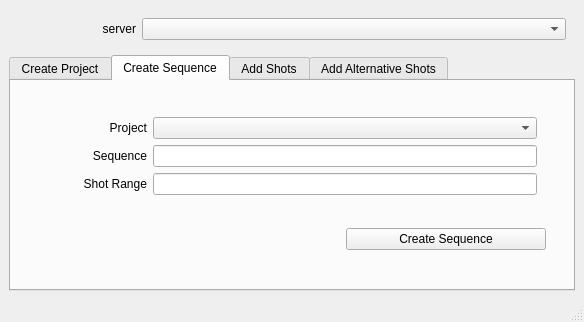
Before: the Qt Designer form ui/projectManager.ui in code-google-com/oyprojectmanager, drawn with Qt 5.
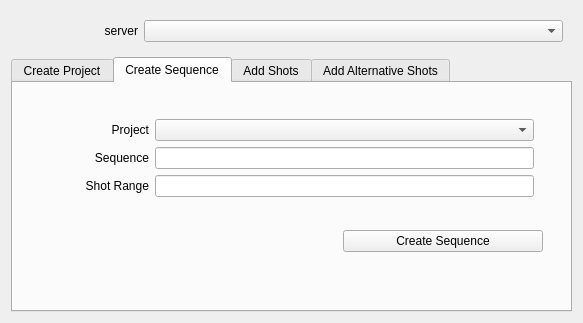
After: the same form once the commit is applied. The open tabs and pages were chosen to show the change.

Commit message: oyProjectManager: v10.2.5 - projectManager: added calls to Sequence.saveSettings in necessary places - projectModel: fixed accidently creation of multiple shots with same name in   sequence - projectSetter: the oySetProject.py script is moved inside the   oyProjectManager package, and its functionalities has been generalized by   supporting the Environment concept - projectManager: all the ui elements converted from MainWindow to Dialog - assetManager, assetUpdater: assetManager now can call assetUpdater properly   upon file load, without any crash... (congrats to my self :) )

Patch:
```diff
--- a/ui/projectManager.ui
+++ b/ui/projectManager.ui
@@ -1,37 +1,21 @@
 <?xml version="1.0" encoding="UTF-8"?>
 <ui version="4.0">
- <class>MainWindow</class>
- <widget class="QMainWindow" name="MainWindow">
-  <property name="windowModality">
-   <enum>Qt::ApplicationModal</enum>
-  </property>
+ <class>Dialog</class>
+ <widget class="QDialog" name="Dialog">
   <property name="geometry">
    <rect>
     <x>0</x>
     <y>0</y>
-    <width>584</width>
-    <height>301</height>
+    <width>583</width>
+    <height>323</height>
    </rect>
   </property>
-  <property name="sizePolicy">
-   <sizepolicy hsizetype="Preferred" vsizetype="Preferred">
-    <horstretch>1</horstretch>
-    <verstretch>1</verstretch>
-   </sizepolicy>
-  </property>
   <property name="windowTitle">
    <string>Project Manager</string>
   </property>
-  <widget class="QWidget" name="centralwidget">
-   <property name="sizePolicy">
-    <sizepolicy hsizetype="Preferred" vsizetype="Preferred">
-     <horstretch>1</horstretch>
-     <verstretch>1</verstretch>
-    </sizepolicy>
-   </property>
-   <layout class="QVBoxLayout" name="verticalLayout_5">
+  <layout class="QVBoxLayout" name="verticalLayout_2">
     <item>
-     <widget class="QWidget" name="horizontalWidget" native="true">
+    <widget class="QWidget" name="horizontalWidget_9" native="true">
       <property name="sizePolicy">
        <sizepolicy hsizetype="Preferred" vsizetype="Preferred">
         <horstretch>1</horstretch>
@@ -161,7 +145,7 @@
             </widget>
            </item>
            <item>
-            <widget class="QWidget" name="horizontalWidget" native="true">
+           <widget class="QWidget" name="horizontalWidget_2" native="true">
              <property name="sizePolicy">
               <sizepolicy hsizetype="Preferred" vsizetype="Preferred">
                <horstretch>1</horstretch>
@@ -243,7 +227,7 @@
           </property>
           <layout class="QVBoxLayout" name="verticalLayout_3" stretch="0,0,1">
            <item>
-            <widget class="QWidget" name="horizontalWidget_2" native="true">
+           <widget class="QWidget" name="horizontalWidget_3" native="true">
              <property name="sizePolicy">
               <sizepolicy hsizetype="Preferred" vsizetype="Preferred">
                <horstretch>1</horstretch>
@@ -306,7 +290,7 @@
             </widget>
            </item>
            <item>
-            <widget class="QWidget" name="horizontalWidget" native="true">
+           <widget class="QWidget" name="horizontalWidget_4" native="true">
              <property name="sizePolicy">
               <sizepolicy hsizetype="Preferred" vsizetype="Preferred">
                <horstretch>1</horstretch>
@@ -382,7 +366,7 @@
           </property>
           <layout class="QVBoxLayout" name="verticalLayout_4" stretch="0,0,1">
            <item>
-            <widget class="QWidget" name="horizontalWidget_4" native="true">
+           <widget class="QWidget" name="horizontalWidget_5" native="true">
              <property name="sizePolicy">
               <sizepolicy hsizetype="Preferred" vsizetype="Preferred">
                <horstretch>1</horstretch>
@@ -445,7 +429,7 @@
             </widget>
            </item>
            <item>
-            <widget class="QWidget" name="horizontalWidget_3" native="true">
+           <widget class="QWidget" name="horizontalWidget_6" native="true">
              <property name="sizePolicy">
               <sizepolicy hsizetype="Preferred" vsizetype="Preferred">
                <horstretch>1</horstretch>
@@ -652,26 +636,6 @@
     </item>
    </layout>
   </widget>
-  <widget class="QStatusBar" name="statusbar"/>
- </widget>
- <tabstops>
-  <tabstop>servers_comboBox</tabstop>
-  <tabstop>tabWidget</tabstop>
-  <tabstop>project_lineEdit1</tabstop>
-  <tabstop>createProject_pushButton</tabstop>
-  <tabstop>project_comboBox2</tabstop>
-  <tabstop>sequence_lineEdit2</tabstop>
-  <tabstop>shotRange_lineEdit2</tabstop>
-  <tabstop>createSequence_pushButton</tabstop>
-  <tabstop>project_comboBox3</tabstop>
-  <tabstop>sequence_comboBox3</tabstop>
-  <tabstop>shotRange_lineEdit3</tabstop>
-  <tabstop>addShots_pushButton</tabstop>
-  <tabstop>project_comboBox4</tabstop>
-  <tabstop>sequence_comboBox4</tabstop>
-  <tabstop>shotNumber_comboBox4</tabstop>
-  <tabstop>addAlternativeShot_pushButton</tabstop>
- </tabstops>
  <resources/>
  <connections/>
 </ui>
```
Left out of the diff: 4 changed lines with no effect on the pictures. Lines whose indentation alone changed are shown as unchanged. The commit also changes 19 other files.
